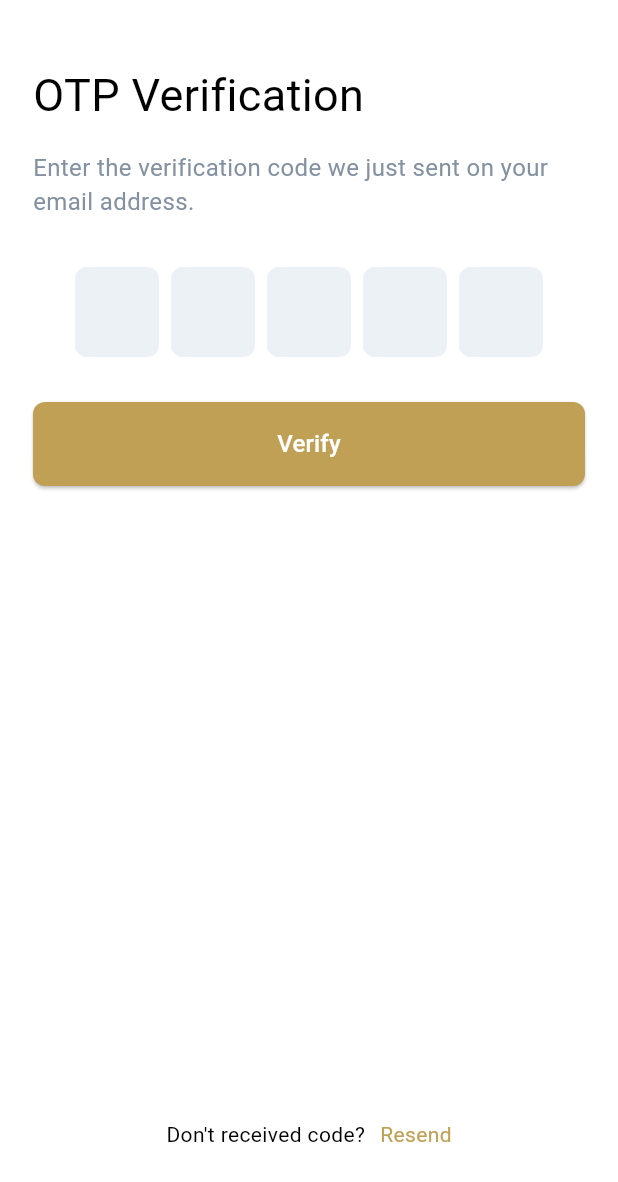
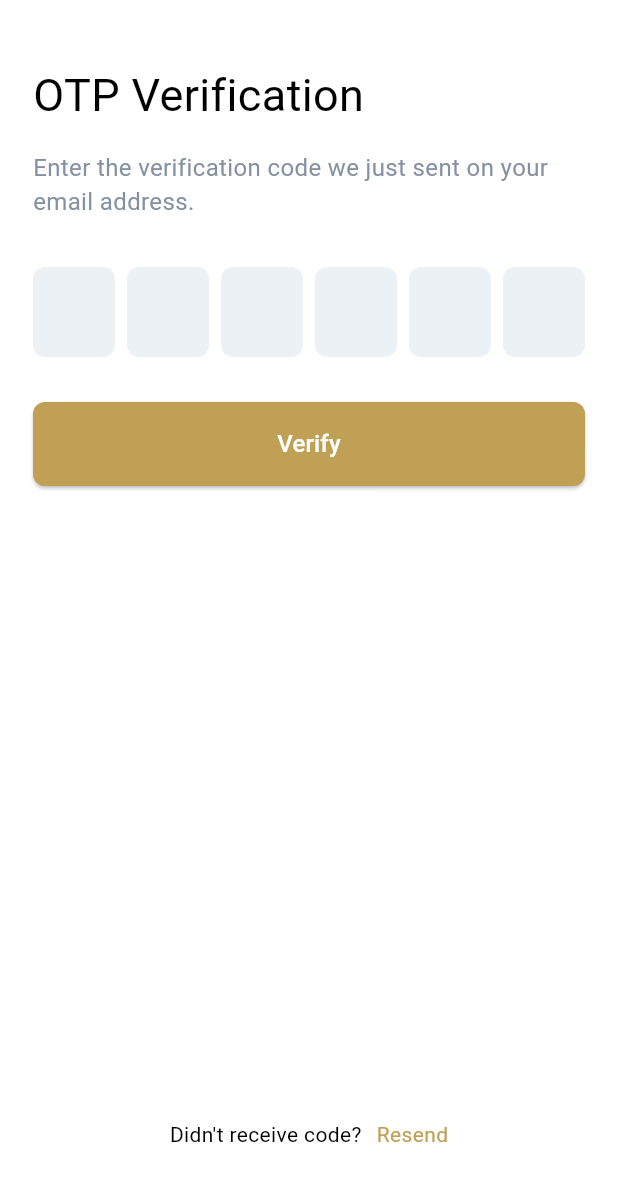
Before and after one commit to AME-7/book_ia, a Flutter app: the OtpScreen screen opened directly, on a phone screen of 412 x 824 dp, the part 54-1236 px from its top. Run offline on Flutter 3.47's test engine with Material 3 defaults, Android fonts, the phone set to English and light mode, and no system bars; drawn by our look-alikes of pinput; our stand-ins replace dio, flutter_bloc, flutter_svg, gap, lottie; Roboto replaces fonts that are missing (DMserif).

Commit message:
complete home feature and fixes

```diff
--- a/lib/core/functions/navigations.dart
+++ b/lib/core/functions/navigations.dart
@@ -11,6 +11,7 @@ void pushTo(BuildContext context, Widget newScreen) {
   Navigator.push(context, MaterialPageRoute(builder: (context) => newScreen));
 }
 
-void popTo(BuildContext context, Widget newScreen) {
-  Navigator.pop(context, MaterialPageRoute(builder: (context) => newScreen));
+void pop(BuildContext context) {
+  // Navigator.pop(context, MaterialPageRoute(builder: (context) => newScreen));
+  Navigator.pop(context);
 }
--- a/lib/core/services/dio/apis.dart
+++ b/lib/core/services/dio/apis.dart
@@ -3,4 +3,6 @@ abstract class Apis {
   // auth
   static const login = '/login';
   static const register = '/register';
+  static const forgotPassword = '/forgot password';
+  static const checkForgetPassword = '/check-forget-password';
 }
--- a/lib/features/auth/presentation/cubit/auth_state.dart
+++ b/lib/features/auth/presentation/cubit/auth_state.dart
@@ -1,4 +1,4 @@
-class AuthState {}
+abstract class AuthState {}
 
 class AuthInitailState extends AuthState {}
 
--- a/lib/features/auth/presentation/page/forgot password/forgot_password_screen.dart
+++ b/lib/features/auth/presentation/page/forgot password/forgot_password_screen.dart
@@ -30,7 +30,7 @@ class ForgotPasswordScreen extends StatelessWidget {
           automaticallyImplyLeading: false,
           title: GestureDetector(
             onTap: () {
-              popTo(context, LoginScreen());
+              pop(context);
             },
             child: CustomSvgPicture(path: AppImages.backSvg),
           ),
@@ -69,9 +69,11 @@ class ForgotPasswordScreen extends StatelessWidget {
     return BlocConsumer<AuthCubit, AuthState>(
       listener: (context, state) {
         if (state is AuthSuccessState) {
+          pop(context);
           pushTo(context, OtpScreen());
           log('success');
         } else if (state is AuthErrorState) {
+          pop(context);
           pushTo(context, OtpScreen());
           shewErrorDialog(context, state.message);
         } else if (state is AuthLodingState) {
--- a/lib/features/auth/presentation/page/login/login_screen.dart
+++ b/lib/features/auth/presentation/page/login/login_screen.dart
@@ -33,7 +33,7 @@ class LoginScreen extends StatelessWidget {
           automaticallyImplyLeading: false,
           title: GestureDetector(
             onTap: () {
-              popTo(context, WelcomeScreen());
+              pushTo(context, WelcomeScreen());
             },
             child: CustomSvgPicture(path: AppImages.backSvg),
           ),
@@ -72,10 +72,10 @@ class LoginScreen extends StatelessWidget {
     return BlocConsumer<AuthCubit, AuthState>(
       listener: (context, state) {
         if (state is AuthSuccessState) {
-          popTo(context, LoginScreen());
+          pop(context);
           log('success');
         } else if (state is AuthErrorState) {
-          popTo(context, LoginScreen());
+          pop(context);
           shewErrorDialog(context, state.message);
         } else if (state is AuthLodingState) {
           showLoadingDialog(context);
--- a/lib/features/auth/presentation/page/otp/otp_screen.dart
+++ b/lib/features/auth/presentation/page/otp/otp_screen.dart
@@ -1,102 +1,53 @@
+import 'dart:developer';
+
 import 'package:book_ia/core/constants/app_images.dart';
 import 'package:book_ia/core/functions/navigations.dart';
 import 'package:book_ia/core/styles/colors.dart';
 import 'package:book_ia/core/styles/text_style.dart';
 import 'package:book_ia/core/widget/custom_svg_picture.dart';
+import 'package:book_ia/core/widget/dialogs.dart';
 import 'package:book_ia/core/widget/main_button.dart';
-import 'package:book_ia/features/auth/presentation/page/forgot%20password/forgot_password_screen.dart';
-import 'package:book_ia/features/auth/presentation/page/login/login_screen.dart';
+import 'package:book_ia/features/auth/presentation/cubit/auth_cubit.dart';
+import 'package:book_ia/features/auth/presentation/cubit/auth_state.dart';
 import 'package:book_ia/features/auth/presentation/page/new_password/new_password_screen.dart';
 import 'package:flutter/material.dart';
+import 'package:flutter_bloc/flutter_bloc.dart';
 import 'package:gap/gap.dart';
 import 'package:pinput/pinput.dart';
 
-class OtpScreen extends StatefulWidget {
+class OtpScreen extends StatelessWidget {
   const OtpScreen({super.key});
 
   @override
-  State<OtpScreen> createState() => _OtpScreen();
-}
-
-class _OtpScreen extends State<OtpScreen> {
-  final emailController = TextEditingController();
-
-  final formKey = GlobalKey<FormState>();
-
-  @override
   Widget build(BuildContext context) {
-    return Scaffold(
+    return BlocProvider(
+      create: (context) => AuthCubit(),
+      child: Scaffold(
         appBar: AppBar(
           centerTitle: false,
           automaticallyImplyLeading: false,
           title: GestureDetector(
             onTap: () {
-            popTo(context, ForgotPasswordScreen());
+              pop(context);
             },
             child: CustomSvgPicture(path: AppImages.backSvg),
           ),
         ),
 
-      body: SingleChildScrollView(
-        child: Padding(
-          padding: const EdgeInsets.all(22.0),
-
-          child: Form(
-            key: formKey,
-            child: Column(
-              crossAxisAlignment: CrossAxisAlignment.start,
-              children: [
-                Text('OTP Verification', style: AppTextStyle.headline),
-
-                Gap(15),
-                Text(
-                  'Enter the verification code we just sent on your email address.',
-                  style: AppTextStyle.body.copyWith(color: AppColors.greyColor),
-                ),
-
-                const Gap(32),
-                Align(
-                  alignment: Alignment.center,
-                  child: Pinput(
-                    length: 5,
-                    mainAxisAlignment: MainAxisAlignment.center,
-                    onChanged: (value) {},
-                    onCompleted: (pin) {
-                      debugPrint('OTP Completed $pin');
-                    },
-                  ),
-                ),
-
-                const Gap(30),
-
-                MainButton(
-                  text: 'Verify',
-                  onPressed: () {
-                    if (formKey.currentState!.validate()) {
-                      pushTo(context, NewPasswordScreen());
-                    }
-                  },
-                ),
-
-                const Gap(35),
-              ],
-            ),
-          ),
-        ),
-      ),
+        body: _otpBody(),
 
         bottomNavigationBar: Padding(
           padding: const EdgeInsets.fromLTRB(22, 5, 22, 22),
           child: Row(
             mainAxisAlignment: MainAxisAlignment.center,
             children: [
-            Text('Don\'t received code?', style: AppTextStyle.captoin1),
+              Text('Didn\'t receive code?', style: AppTextStyle.captoin1),
 
               const Gap(10),
 
               GestureDetector(
                 onTap: () {
-                pushTo(context, const LoginScreen());
+                  context.read()<AuthCubit>().resendCode;
                 },
                 child: Text(
                   'Resend',
@@ -108,6 +59,83 @@ class _OtpScreen extends State<OtpScreen> {
             ],
           ),
         ),
+      ),
+    );
+  }
+
+  Widget _otpBody() {
+    return BlocConsumer<AuthCubit, AuthState>(
+      listener: (context, state) {
+        if (state is AuthLodingState) {
+          showLoadingDialog(context);
+        } else if (state is AuthSuccessState) {
+          Navigator.of(context).maybePop();
+          pushTo(context, const NewPasswordScreen());
+          log('success');
+        } else if (state is AuthErrorState) {
+          Navigator.of(context).maybePop();
+          shewErrorDialog(context, state.message);
+        }
+      },
+      builder: (context, state) {
+        var cubit = context.read<AuthCubit>();
+        return SingleChildScrollView(
+          child: Padding(
+            padding: const EdgeInsets.all(22.0),
+            child: Form(
+              key: cubit.formKey,
+              child: Column(
+                crossAxisAlignment: CrossAxisAlignment.start,
+                children: [
+                  Text('OTP Verification', style: AppTextStyle.headline),
+
+                  Gap(15),
+                  Text(
+                    'Enter the verification code we just sent on your email address.',
+                    style: AppTextStyle.body.copyWith(
+                      color: AppColors.greyColor,
+                    ),
+                  ),
+
+                  const Gap(32),
+                  Align(
+                    alignment: Alignment.center,
+                    child: Pinput(
+                      length: 6,
+                      mainAxisAlignment: MainAxisAlignment.center,
+                      onChanged: (value) {
+                        cubit.otp = value;
+                      },
+                      onCompleted: (pin) {
+                        cubit.otp = pin;
+                        debugPrint('OTP Completed $pin');
+                      },
+                    ),
+                  ),
+
+                  const Gap(30),
+
+                  MainButton(
+                    text: 'Verify',
+                    onPressed: () {
+                      if (cubit.otp.length == 6) {
+                        cubit.verifyOtp();
+                        pushTo(context, const NewPasswordScreen());
+                      } else {
+                        ScaffoldMessenger.of(context).showSnackBar(
+                          const SnackBar(content: Text("Enter valid OTP")),
+                        );
+                      }
+                    },
+                  ),
+
+                  const Gap(35),
+                ],
+              ),
+            ),
+          ),
+        );
+      },
     );
   }
 }
--- a/lib/features/auth/presentation/page/register/register_screen.dart
+++ b/lib/features/auth/presentation/page/register/register_screen.dart
@@ -30,7 +30,7 @@ class RegisterScreen extends StatelessWidget {
           automaticallyImplyLeading: false,
           title: GestureDetector(
             onTap: () {
-              popTo(context, LoginScreen());
+              pop(context);
             },
             child: CustomSvgPicture(path: AppImages.backSvg),
           ),
@@ -66,10 +66,10 @@ class RegisterScreen extends StatelessWidget {
     return BlocConsumer<AuthCubit, AuthState>(
       listener: (context, state) {
         if (state is AuthSuccessState) {
-          popTo(context, LoginScreen());
+          pop(context);
           log('success');
         } else if (state is AuthErrorState) {
-          popTo(context, LoginScreen());
+          pop(context);
           shewErrorDialog(context, state.message);
         } else if (state is AuthLodingState) {
           showLoadingDialog(context);
```
Also changed, not shown: lib/features/auth/data/repo/auth_repo.dart (+20 -1 lines), lib/features/auth/presentation/cubit/auth_cubit.dart (+17 -1 lines), lib/features/auth/presentation/page/new_password/new_password_screen.dart (+42 -22 lines), 4 other files. Lines whose indentation alone changed are shown as unchanged.
